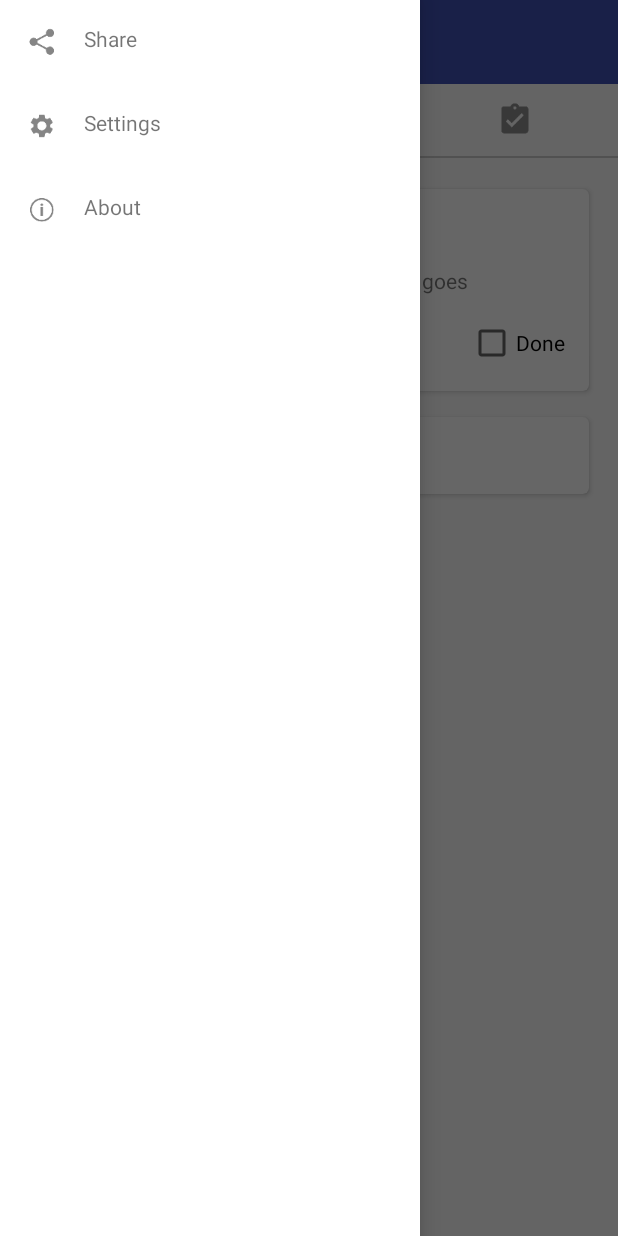
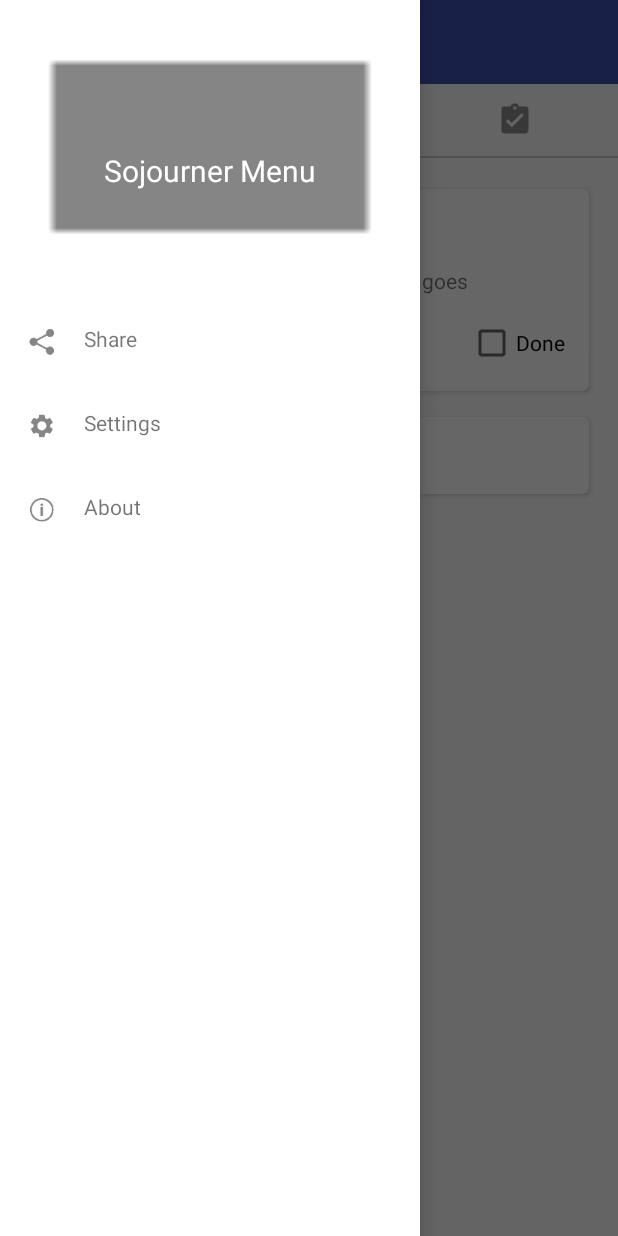
Before and after one commit to parousia/sojourner, an Android app: the screen it shows after launch (MainActivity), with the side drawer open, on a phone screen of 412 x 824 dp. Run offline under Robolectric (Android 15) with nearby library versions, the phone set to English and light mode, and no system bars; our stand-ins replace CircleImageView.

Commit message:
Fix formatting on navigation drawer items

```diff
--- a/app/src/main/java/com/android/sojourner/MainActivity.java
+++ b/app/src/main/java/com/android/sojourner/MainActivity.java
@@ -25,6 +25,9 @@ import java.util.ArrayList;
 import java.util.List;
 
 public class MainActivity extends AppCompatActivity {
+    public static final int TYPE_HEADER = 0;
+    public static final int TYPE_MENU = 1;
+
     private TabLayout mTabLayout;
     private ViewPager mViewPager;
     private TabPagerAdapter mPagerAdapter;
@@ -73,7 +76,6 @@ public class MainActivity extends AppCompatActivity {
 
         // Set up RecyclerView for Navigation drawer
         mDrawerRecyclerView = (RecyclerView) findViewById(R.id.main_activity_drawer_recyclerView);
-        //mDrawerRecyclerView.setLayoutManager(new LinearLayoutManager(this));
 
         //dummy data
         mDrawerItemList = new ArrayList<DrawerItem>();
@@ -92,7 +94,7 @@ public class MainActivity extends AppCompatActivity {
         item3.setmTitle("About");
         mDrawerItemList.add(item3);
 
-        // TODO: finish setting up adapter
+        // Setting up adapter
         DrawerAdapter adapter = new DrawerAdapter(mDrawerItemList);
         mDrawerRecyclerView.setLayoutManager(new LinearLayoutManager(this));
         mDrawerRecyclerView.setAdapter(adapter);
@@ -121,34 +123,58 @@ public class MainActivity extends AppCompatActivity {
         }
 
         @Override
-        public DrawerViewHolder onCreateViewHolder(ViewGroup parent, int i) {
+        public DrawerViewHolder onCreateViewHolder(ViewGroup parent, int viewType) {
             View view;
-            view = LayoutInflater.from(parent.getContext()).inflate(R.layout.item_list_drawer, parent, false);
-            DrawerViewHolder holder = new DrawerViewHolder(view);
+            if (viewType == TYPE_HEADER) {
+                view = LayoutInflater.from(parent.getContext()).inflate(R.layout.view_header_drawer, parent, false);
+            }
+            else {
+                view = LayoutInflater.from(parent.getContext()).inflate(R.layout.item_list_drawer, parent, false);
+            }
+            DrawerViewHolder holder = new DrawerViewHolder(view, viewType);
             return holder;
         }
 
         @Override
         public void onBindViewHolder(DrawerViewHolder holder, int position) {
-            DrawerItem drawerItem = mItemList.get(position);
-            holder.mItemName.setText(drawerItem.getmTitle());
-            holder.mIconImage.setImageResource(drawerItem.getmIcon());
+            if(position == 0) {
+                holder.mHeaderText.setText("Sojourner Menu");
+            }
+            else {
+                DrawerItem drawerItem = mItemList.get(position - 1);
+                holder.mItemName.setText(drawerItem.getmTitle());
+                holder.mIconImage.setImageResource(drawerItem.getmIcon());
+            }
         }
 
         @Override
         public int getItemCount() {
-            return mItemList.size();
+            return mItemList.size() + 1;
+        }
+
+        @Override
+        public int getItemViewType(int position) {
+            if (position == 0) {
+                return TYPE_HEADER;
+            }
+            return TYPE_MENU;
         }
     }
 
     private class DrawerViewHolder extends RecyclerView.ViewHolder {
         TextView mItemName;
+        TextView mHeaderText;
         ImageView mIconImage;
 
-        public DrawerViewHolder(View itemView) {
+        public DrawerViewHolder(View itemView, int viewType) {
             super(itemView);
-            mItemName = (TextView)itemView.findViewById(R.id.title);
-            mIconImage = (ImageView) itemView.findViewById(R.id.icon);
+            if (viewType == 0) {
+                mHeaderText = (TextView) itemView.findViewById(R.id.headerText);
+            }
+            else {
+                mItemName = (TextView) itemView.findViewById(R.id.title);
+                mIconImage = (ImageView) itemView.findViewById(R.id.icon);
+            }
         }
     }
 }
--- /dev/null
+++ b/app/src/main/res/layout/view_header_drawer.xml
@@ -0,0 +1,15 @@
+<?xml version="1.0" encoding="utf-8"?>
+<LinearLayout xmlns:android="http://schemas.android.com/apk/res/android"
+    android:orientation="vertical" android:layout_width="match_parent"
+    android:layout_height="200dp"
+    android:background="@drawable/background_header_drawer">
+    <TextView
+        android:id="@+id/headerText"
+        android:layout_width="wrap_content"
+        android:layout_height="wrap_content"
+        android:textColor="@android:color/white"
+        android:layout_gravity="center"
+        android:paddingTop="100dp"
+        android:textSize="20sp"
+        android:text="Sojourner Menu"/>
+</LinearLayout>
```
Also changed, not shown: app/src/main/res/drawable-hdpi/background_header_drawer.png (added), app/src/main/res/drawable-mdpi/background_header_drawer.png (added), app/src/main/res/drawable-xhdpi/background_header_drawer.png (added), app/src/main/res/drawable-xxhdpi/background_header_drawer.png (added).
